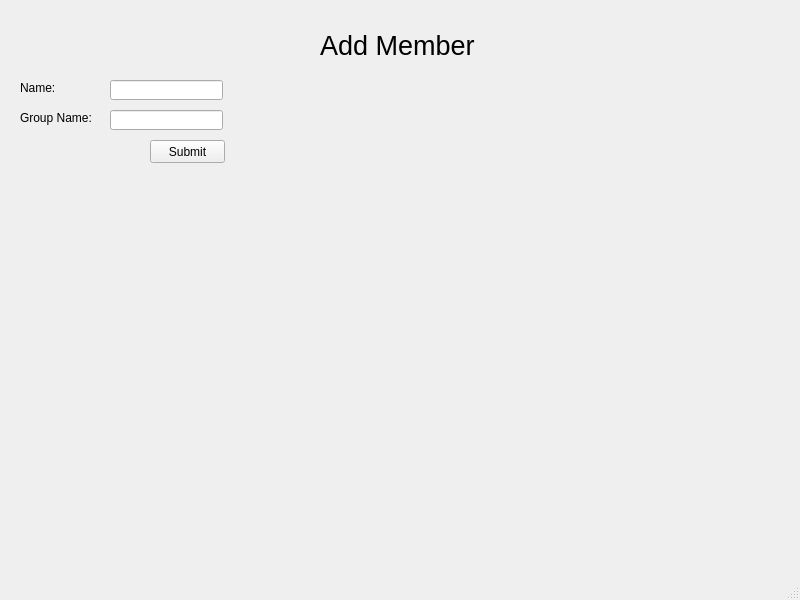
First picture: the form in bin/newmember.ui, repository HKavalos/ToGather, before the edit.
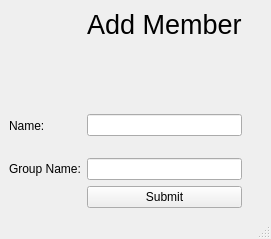
Second picture: the form after the edit.

Diff of the .ui file:
```diff
--- a/bin/newmember.ui
+++ b/bin/newmember.ui
@@ -6,97 +6,89 @@
    <rect>
     <x>0</x>
     <y>0</y>
-    <width>800</width>
-    <height>600</height>
+    <width>264</width>
+    <height>239</height>
    </rect>
   </property>
   <property name="windowTitle">
    <string>MainWindow</string>
   </property>
   <widget class="QWidget" name="centralwidget">
-   <widget class="QLabel" name="title">
-    <property name="geometry">
-     <rect>
-      <x>320</x>
-      <y>0</y>
-      <width>201</width>
-      <height>91</height>
-     </rect>
-    </property>
-    <property name="font">
-     <font>
-      <pointsize>20</pointsize>
-     </font>
-    </property>
-    <property name="text">
-     <string>Add Member</string>
-    </property>
-   </widget>
-   <widget class="QLabel" name="name_label">
-    <property name="geometry">
-     <rect>
-      <x>20</x>
-      <y>80</y>
-      <width>81</width>
-      <height>16</height>
-     </rect>
-    </property>
-    <property name="text">
-     <string>Name:</string>
-    </property>
-   </widget>
-   <widget class="QLineEdit" name="name_entry">
-    <property name="geometry">
-     <rect>
-      <x>110</x>
-      <y>80</y>
-      <width>113</width>
-      <height>20</height>
-     </rect>
-    </property>
-    <property name="text">
-     <string/>
-    </property>
-   </widget>
-   <widget class="QPushButton" name="submission_button">
-    <property name="geometry">
-     <rect>
-      <x>150</x>
-      <y>140</y>
-      <width>75</width>
-      <height>23</height>
-     </rect>
-    </property>
-    <property name="text">
-     <string>Submit</string>
-    </property>
-   </widget>
-   <widget class="QLineEdit" name="group_name_entry">
-    <property name="geometry">
-     <rect>
-      <x>110</x>
-      <y>110</y>
-      <width>113</width>
-      <height>20</height>
-     </rect>
-    </property>
-    <property name="text">
-     <string/>
-    </property>
-   </widget>
-   <widget class="QLabel" name="group_name_label">
-    <property name="geometry">
-     <rect>
-      <x>20</x>
-      <y>110</y>
-      <width>81</width>
-      <height>16</height>
-     </rect>
-    </property>
-    <property name="text">
-     <string>Group Name:</string>
-    </property>
-   </widget>
+   <layout class="QGridLayout" name="gridLayout">
+    <item row="3" column="1">
+     <widget class="QLineEdit" name="group_name_entry">
+      <property name="text">
+       <string/>
+      </property>
+     </widget>
+    </item>
+    <item row="2" column="1">
+     <widget class="QLineEdit" name="name_entry">
+      <property name="text">
+       <string/>
+      </property>
+     </widget>
+    </item>
+    <item row="3" column="0">
+     <widget class="QLabel" name="group_name_label">
+      <property name="text">
+       <string>Group Name:</string>
+      </property>
+     </widget>
+    </item>
+    <item row="2" column="0">
+     <widget class="QLabel" name="name_label">
+      <property name="text">
+       <string>Name:</string>
+      </property>
+     </widget>
+    </item>
+    <item row="4" column="1">
+     <widget class="QPushButton" name="submission_button">
+      <property name="text">
+       <string>Submit</string>
+      </property>
+     </widget>
+    </item>
+    <item row="0" column="1">
+     <widget class="QLabel" name="title">
+      <property name="font">
+       <font>
+        <pointsize>20</pointsize>
+       </font>
+      </property>
+      <property name="text">
+       <string>Add Member</string>
+      </property>
+     </widget>
+    </item>
+    <item row="1" column="1">
+     <spacer name="verticalSpacer">
+      <property name="orientation">
+       <enum>Qt::Vertical</enum>
+      </property>
+      <property name="sizeHint" stdset="0">
+       <size>
+        <width>20</width>
+        <height>40</height>
+       </size>
+      </property>
+     </spacer>
+    </item>
+    <item row="2" column="2">
+     <spacer name="verticalSpacer_2">
+      <property name="orientation">
+       <enum>Qt::Vertical</enum>
+      </property>
+      <property name="sizeHint" stdset="0">
+       <size>
+        <width>20</width>
+        <height>40</height>
+       </size>
+      </property>
+     </spacer>
+    </item>
+   </layout>
   </widget>
   <widget class="QMenuBar" name="menubar">
    <property name="geometry">
```
Left out of the diff: 4 changed lines with no effect on the pictures.
